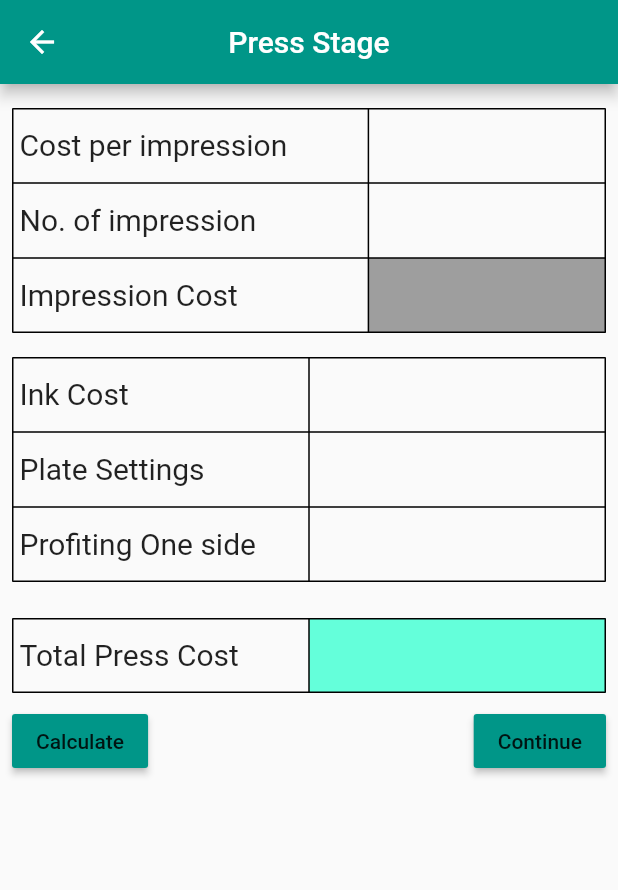
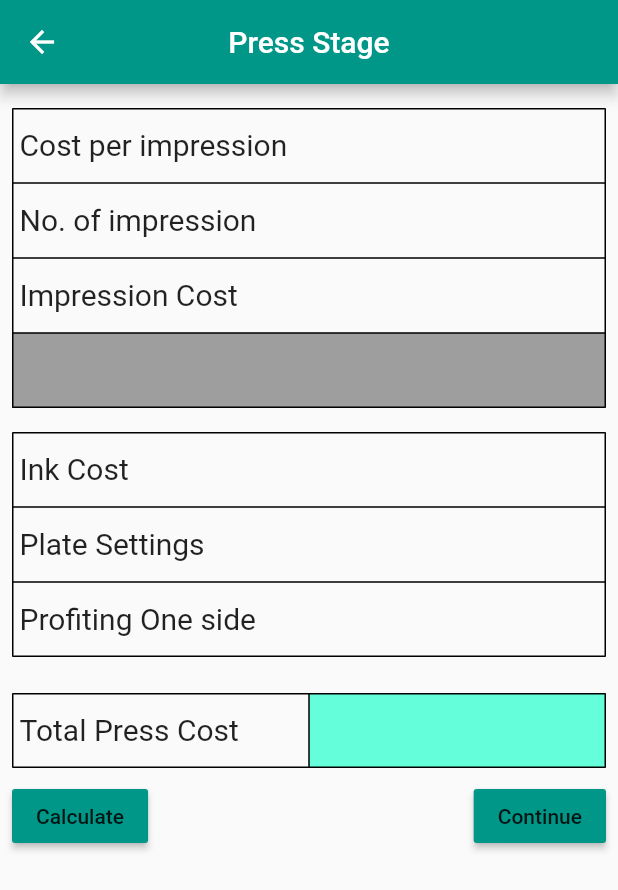
Before and after one commit to kravshan/Print-Managemen-App, a Flutter app: the screen it shows after launch, after a tap on "BEGIN", after a tap on "Continue", on a phone screen of 412 x 824 dp. Shown: the top 890 px of the screen. Run offline on Flutter 3.47's test engine with Material 2 defaults, Android fonts, the phone set to English and light mode, and no system bars; our stand-ins replace flutter_screenutil, hive; accounts and stored records are empty.

Commit message:
Print Management App Hive Updates

```diff
--- a/lib/Pages/pre_press.dart
+++ b/lib/Pages/pre_press.dart
@@ -3,6 +3,8 @@ import 'package:print_management/Services/table_cell.dart';
 import 'package:print_management/Services/input_cell.dart';
 import 'package:print_management/Services/table_result.dart';
 import 'package:print_management/Services/table_topic.dart';
+import 'package:hive/hive.dart';
+import 'package:flutter_screenutil/flutter_screenutil.dart';
 
 class PrePress extends StatefulWidget {
   @override
@@ -18,13 +20,25 @@ class _PrePressState extends State<PrePress> {
         centerTitle: true,
         backgroundColor: Colors.teal[500],
       ),
-      body: const PrePressTable(),
+      body: PrePressTable(),
     );
+  }
+
+  @override
+  void dispose(){
+    Hive.box('pre_press').close();
+    super.dispose();
   }
 }
 
 class PrePressTable extends StatelessWidget {
-  const PrePressTable({Key? key}) : super(key: key);
+
+  var box = Hive.box<dynamic>('pre_press');
+
+  late String val;
+  final TextEditingController _unitCostController = TextEditingController();
+  final TextEditingController _plateController = TextEditingController();
+  final TextEditingController _plateCostController = TextEditingController();
 
   @override
   Widget build(BuildContext context) {
@@ -41,41 +55,41 @@ class PrePressTable extends StatelessWidget {
                 1: FlexColumnWidth(),
               },
               defaultVerticalAlignment: TableCellVerticalAlignment.middle,
-              children: const <TableRow>[
+              children:  <TableRow>[
                 TableRow(
                   children: <Widget>[
                     TextTableCell(text: 'Type Setting', t: 13.0,),
-                    InputCell(),
+                    //InputCell(),
                   ]
                 ),
                 TableRow(
                     children: <Widget>[
                       TextTableCell(text: 'Photography' ,t: 13.0,),
-                      InputCell(),
+                      //InputCell(),
                     ]
                 ),
                 TableRow(
                     children: <Widget>[
                       TextTableCell(text: 'Color Prints A3', t: 13.0,),
-                      InputCell(),
+                      //InputCell(),
                     ]
                 ),
                 TableRow(
                     children: <Widget>[
                       TextTableCell(text: 'Separation(E/S/T)',t: 13.0,),
-                      InputCell(),
+                      //InputCell(),
                     ]
                 ),
                 TableRow(
                     children: <Widget>[
                       TextTableCell(text: 'Design' ,t: 13.0,),
-                      InputCell(),
+                      //InputCell(),
                     ]
                 ),
                 TableRow(
                     children: <Widget>[
                       TextTableCell(text: 'Transportation',t: 13.0,),
-                      InputCell(),
+                      //InputCell(),
                     ]
                 ),
               ],
@@ -93,23 +107,50 @@ class PrePressTable extends StatelessWidget {
                 0: FlexColumnWidth(1.5),
                 1: FlexColumnWidth(1.0),
               },
-              children: const [
+              children: [
                 TableRow(
                   children: [
-                    TextTableCell(text: 'Unit Cost',t: 13.0,),
-                    InputCell(),
+                    const TextTableCell(text: 'Unit Cost',t: 13.0,),
+                    TableCell(
+                      child: Padding(
+                        padding: EdgeInsets.symmetric(horizontal: 8.0.w),
+                        child: TextField(
+                          controller: _unitCostController,
+                          keyboardType: TextInputType.number,
+                          decoration: const InputDecoration(
+                            border: InputBorder.none,
+                          ),
+                        ),
+                      ),
+                    )
                   ]
                 ),
                 TableRow(
                     children: [
-                      TextTableCell(text: 'No. of Plates Needed',t: 13.0,),
-                      InputCell()
+                      const TextTableCell(text: 'No. of Plates Needed',t: 13.0,),
+                      TableCell(
+                        child: Padding(
+                          padding: EdgeInsets.symmetric(horizontal: 8.0.w),
+                            child: TextField(
+                                controller: _plateController,
+                                keyboardType: TextInputType.number,
+                                decoration: const InputDecoration(
+                                  border: InputBorder.none,
+                                )
+                        )
+                      )
+                      )
                     ]
                 ),
                 TableRow(
                     children: [
-                      TextTableCell(text: 'Plate Cost',t: 13.0,),
-                      InputCell()
+                      const TextTableCell(text: 'Plate Cost',t: 13.0,),
+                      TableCell(
+                          child: Padding(
+                            padding: EdgeInsets.symmetric(horizontal: 8.0.w),
+                            child: Text('')
+                          )
+                      )
                     ]
                 ),
               ],
@@ -125,7 +166,28 @@ class PrePressTable extends StatelessWidget {
               children: [
                 RaisedButton(
                   onPressed: (){
+                   final unitcost = _unitCostController.text;
+                   box.put('Unit Cost', unitcost);
 
+                   final plates = _plateController.text;
+                   box.put('Plates', plates);
+
+
+                   // final platecost = _plateCostCrontroller.value;
+                   // try{
+                   //   box.put('Plate Cost', platecost);
+                   // }catch(e){
+                   //   print(e);
+                   // }
+
+
+                    //final a = Hive.box('pre_press').get('Unit Cost');
+                    //final b = Hive.box('pre_press').get(platesid);
+                    //final c = Hive.box('pre_press').get(platecostid);
+
+                   var num1 = double.parse(box.get('Unit Cost'));
+                   var num2 = double.parse(box.get('Plates'));
+                   print(num1*num2);
                   },
                   child: const Text('Calculate'),
                   color: Colors.teal[500],
--- a/lib/Pages/press.dart
+++ b/lib/Pages/press.dart
@@ -2,9 +2,9 @@ import 'package:flutter/material.dart';
 import 'package:print_management/Services/input_cell.dart';
 import 'package:print_management/Services/table_cell.dart';
 import 'package:print_management/Services/table_result.dart';
+import 'package:hive/hive.dart';
 
 class Press extends StatefulWidget {
-  const Press({Key? key}) : super(key: key);
 
   @override
   _PressState createState() => _PressState();
@@ -21,6 +21,12 @@ class _PressState extends State<Press> {
       ),
       body: const PressTable(),
     );
+  }
+
+  @override
+  void dispose(){
+    Hive.box('press').close();
+    super.dispose();
   }
 }
 
@@ -43,16 +49,16 @@ class PressTable extends StatelessWidget {
               },
               defaultVerticalAlignment: TableCellVerticalAlignment.middle,
               children: <TableRow>[
-                const TableRow(
+                TableRow(
                   children: [
                     TextTableCell(text: 'Cost per impression',t: 13.0,),
-                    InputCell(),
+                    //InputCell(),
                   ]
                 ),
-                const TableRow(
+                TableRow(
                     children: [
                       TextTableCell(text: 'No. of impression',t: 13.0,),
-                      InputCell(),
+                      //InputCell(),
                     ]
                 ),
                 TableRow(
@@ -75,23 +81,23 @@ class PressTable extends StatelessWidget {
             Table(
               border: TableBorder.all(),
               defaultVerticalAlignment: TableCellVerticalAlignment.middle,
-              children: const [
+              children: [
                 TableRow(
                   children: [
                     TextTableCell(text: 'Ink Cost',t: 13.0,),
-                    InputCell()
+                    //InputCell()
                   ]
                 ),
                 TableRow(
                     children: [
                       TextTableCell(text: 'Plate Settings',t: 13.0,),
-                      InputCell()
+                      //InputCell()
                     ]
                 ),
                 TableRow(
                     children: [
                       TextTableCell(text: 'Profiting One side',t: 13.0,),
-                      InputCell()
+                      //InputCell()
                     ]
                 )
               ],
@@ -126,5 +132,6 @@ class PressTable extends StatelessWidget {
         ),
       ),
     );
+
   }
 }
--- a/lib/Services/input_cell.dart
+++ b/lib/Services/input_cell.dart
@@ -1,7 +1,7 @@
 import 'package:flutter/material.dart';
+import 'package:hive/hive.dart';
 
 class InputCell extends StatefulWidget {
-  const InputCell({Key? key}) : super(key: key);
 
   @override
   State<InputCell> createState() => _InputCellState();
@@ -9,13 +9,10 @@ class InputCell extends StatefulWidget {
 
 class _InputCellState extends State<InputCell> {
 
-  late var i;
-
-  // double getinputValue(){
-  //   return i;
-  // };
+  late double value;
 
   TextEditingController _nameCrontroller = TextEditingController();
+
   @override
   Widget build(BuildContext context) {
     return TableCell(
@@ -26,11 +23,18 @@ class _InputCellState extends State<InputCell> {
           cursorColor: Colors.teal[500],
           keyboardType: TextInputType.number,
           decoration: const InputDecoration(
-            border: InputBorder.none
+            border: InputBorder.none,
           ),
-
+          onEditingComplete: (){
+            value = _nameCrontroller.value as double;
+            getController();
+          },
         ),
       ),
     );
   }
+
+  double getController(){
+    return value;
+  }
 }
--- a/lib/main.dart
+++ b/lib/main.dart
@@ -4,16 +4,63 @@ import 'package:print_management/Pages/press.dart';
 import 'package:print_management/Pages/post_press.dart';
 import 'package:print_management/Pages/login.dart';
 import 'package:flutter_screenutil/flutter_screenutil.dart';
+import 'package:hive/hive.dart';
+import 'package:path_provider/path_provider.dart' as path_provider;
 
-void main() => runApp(ScreenUtilInit(
+Future<void> main() async {
+  WidgetsFlutterBinding.ensureInitialized();
+  final document = await path_provider.getApplicationDocumentsDirectory();
+  Hive.init(document.path);
+  runApp(ScreenUtilInit(
       designSize: const Size(1920, 1080),
-  builder: ()=> MaterialApp(
+      builder: () =>
+          MaterialApp(
             initialRoute: '/',
             routes: {
               '/': (context) => Login(),
-      '/pre_press': (context) => PrePress(),
-      '/press': (context) => Press(),
-      '/post_press': (context) => PostPress(),
+              '/pre_press': (context) => FutureBuilder(
+                future: Hive.openBox('pre_press'),
+                builder: (BuildContext context, AsyncSnapshot snapshot){
+                  if(snapshot.connectionState == ConnectionState.done){
+                    if(snapshot.hasError){
+                      return Text(snapshot.error.toString());
+                    }else{
+                      return PrePress();
+                    }
+                  }else{
+                    return const Scaffold();
+                  }
+                }
+              ),
+              '/press': (context) => FutureBuilder(
+                future: Hive.openBox('press'),
+                builder: (BuildContext context, AsyncSnapshot snapshot){
+                  if(snapshot.connectionState == ConnectionState.done){
+                    if(snapshot.hasError){
+                      return Text(snapshot.error.toString());
+                    }else{
+                      return Press();
+                    }
+                  }else{
+                    return const Scaffold();
+                  }
+                },
+              ),
+              '/post_press': (context)  => FutureBuilder(
+                future: Hive.openBox<dynamic>('post_press'),
+                builder: (BuildContext context, AsyncSnapshot snapshot){
+                  if(snapshot.connectionState == ConnectionState.done){
+                    if(snapshot.hasError){
+                      return Text(snapshot.error.toString());
+                    }else{
+                      return PostPress();
+                    }
+                  }else{
+                    return const Scaffold();
+                  }
+                },
+              ),
             },
           )
   ));
+}
```
Also changed, not shown: lib/Pages/post_press.dart (+40 -35 lines), pubspec.yaml (+7 -1 lines), pubspec.lock. Lines whose indentation alone changed are shown as unchanged.
